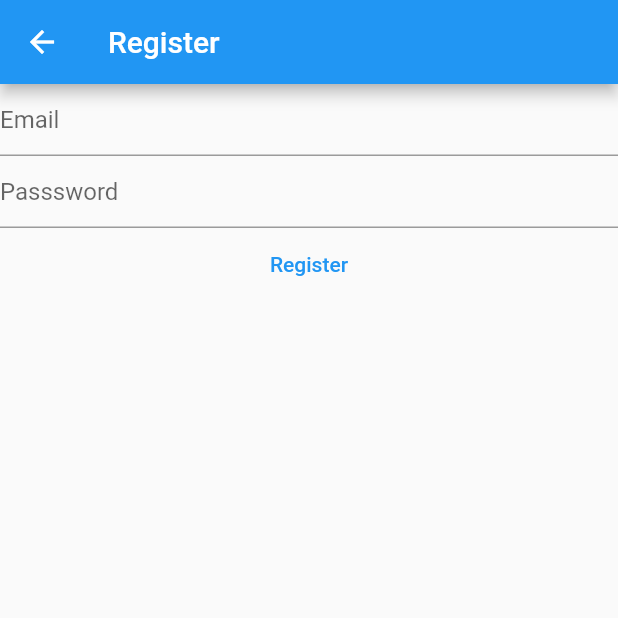
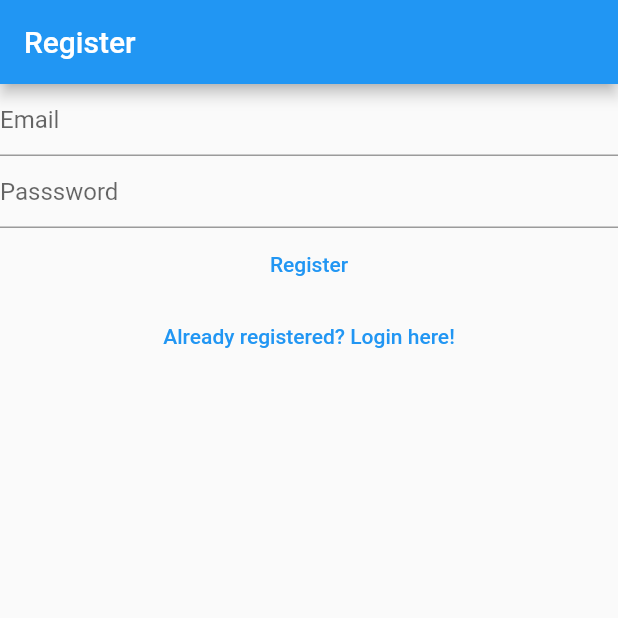
Before and after one commit to vaibhav0704/firebase-flutter, a Flutter app: the RegisterView screen opened directly, on a phone screen of 412 x 824 dp, the top half of it. Run offline on Flutter 3.47's test engine with Material 2 defaults, Android fonts, the phone set to English and light mode, and no system bars; our stand-ins replace firebase_auth, firebase_core; accounts and stored records are empty.

Commit message:
implemented routing between login, registration and email verification

```diff
--- a/lib/views/register_view.dart
+++ b/lib/views/register_view.dart
@@ -32,15 +32,10 @@ class _RegisterViewState extends State<RegisterView> {
   @override
   Widget build(BuildContext context) {
     return Scaffold(
-      appBar: AppBar(title: const Text('Register')),
-      body: FutureBuilder(
-        future: Firebase.initializeApp(
-          options: DefaultFirebaseOptions.currentPlatform,
+      appBar: AppBar(
+        title: const Text('Register'),
       ),
-        builder: (context, snapshot) {
-          switch (snapshot.connectionState) {
-            case ConnectionState.done:
-              return Column(
+      body: Column(
         children: [
           TextField(
               controller: _email,
@@ -77,12 +72,14 @@ class _RegisterViewState extends State<RegisterView> {
                 // FirebaseAuth
               },
               child: const Text('Register')),
+          TextButton(
+            onPressed: () {
+              Navigator.of(context)
+                  .pushNamedAndRemoveUntil('/login/', (route) => false);
+            },
+            child: const Text('Already registered? Login here!'),
+          )
         ],
-              );
-            default:
-              return const Text('Loading...');
-          }
-        },
       ),
     );
   }
```
Also changed, not shown: lib/main.dart (+17 -7 lines), lib/views/login_view.dart (+7 -15 lines), lib/views/verify_email_view.dart (added, +30 -0 lines). Lines whose indentation alone changed are shown as unchanged.
